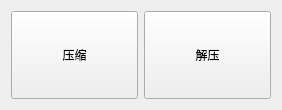
This is source/mainwindow.ui in qxsg233/compressTool as Qt 5 draws it before an edit. The edited form follows.
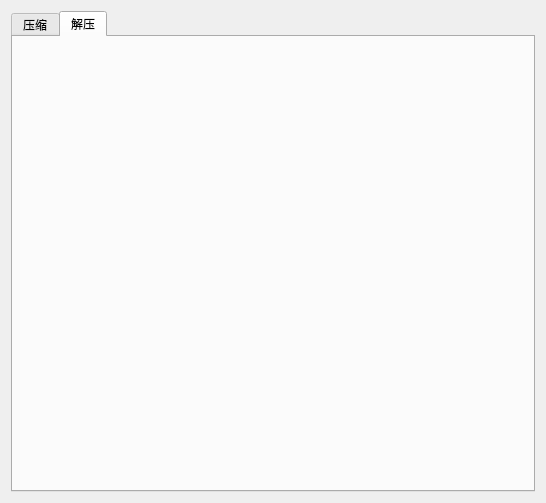
This is the edited form.

The edit to the form file:
```diff
--- a/source/mainwindow.ui
+++ b/source/mainwindow.ui
@@ -6,8 +6,8 @@
    <rect>
     <x>0</x>
     <y>0</y>
-    <width>282</width>
-    <height>110</height>
+    <width>546</width>
+    <height>503</height>
    </rect>
   </property>
   <property name="windowTitle">
@@ -16,29 +16,20 @@
   <widget class="QWidget" name="centralWidget">
    <layout class="QHBoxLayout" name="horizontalLayout">
     <item>
-     <widget class="QPushButton" name="pushButton_compress">
-      <property name="sizePolicy">
-       <sizepolicy hsizetype="Minimum" vsizetype="Minimum">
-        <horstretch>0</horstretch>
-        <verstretch>0</verstretch>
-       </sizepolicy>
+     <widget class="QTabWidget" name="tabWidget">
+      <property name="currentIndex">
+       <number>1</number>
       </property>
-      <property name="text">
-       <string>压缩</string>
-      </property>
-     </widget>
-    </item>
-    <item>
-     <widget class="QPushButton" name="pushButton_uncompress">
-      <property name="sizePolicy">
-       <sizepolicy hsizetype="Minimum" vsizetype="Minimum">
-        <horstretch>0</horstretch>
-        <verstretch>0</verstretch>
-       </sizepolicy>
-      </property>
-      <property name="text">
-       <string>解压</string>
-      </property>
+      <widget class="QWidget" name="tab_compress">
+       <attribute name="title">
+        <string>压缩</string>
+       </attribute>
+      </widget>
+      <widget class="QWidget" name="tab_uncompress">
+       <attribute name="title">
+        <string>解压</string>
+       </attribute>
+      </widget>
      </widget>
     </item>
    </layout>
```
Left out of the diff: 2 changed lines with no effect on the pictures.
